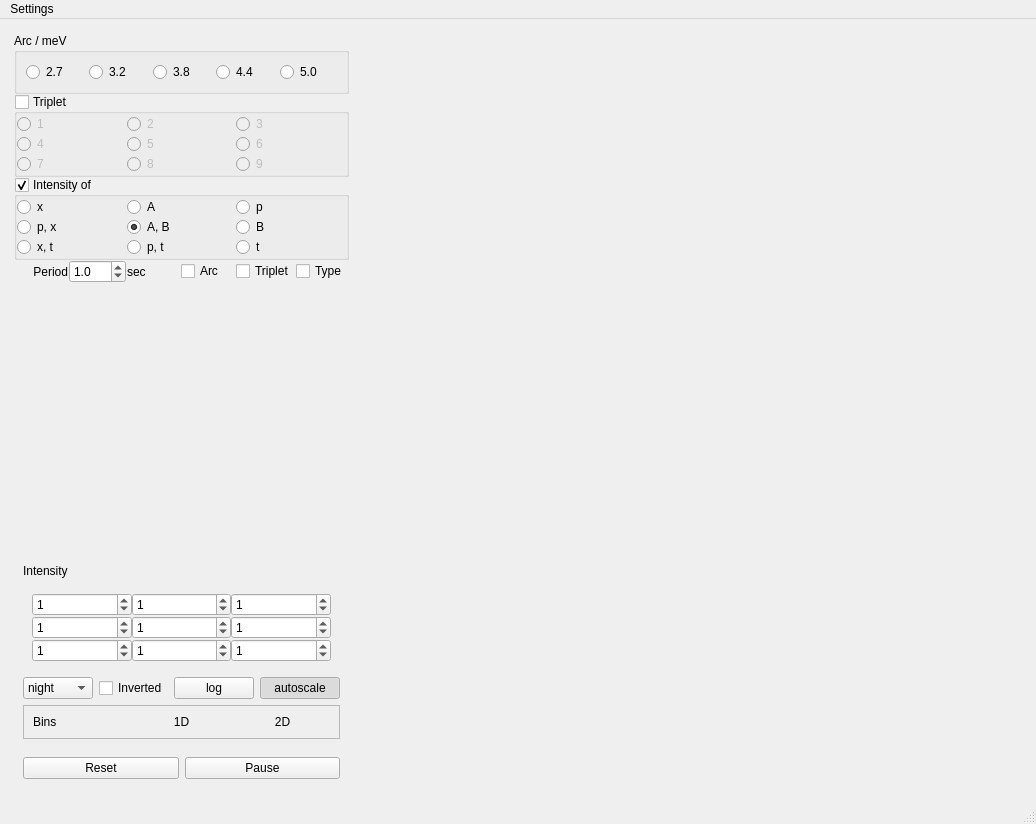
g5t/daqlite, file src/fylgje/fylgje_window.ui: the form before one commit.
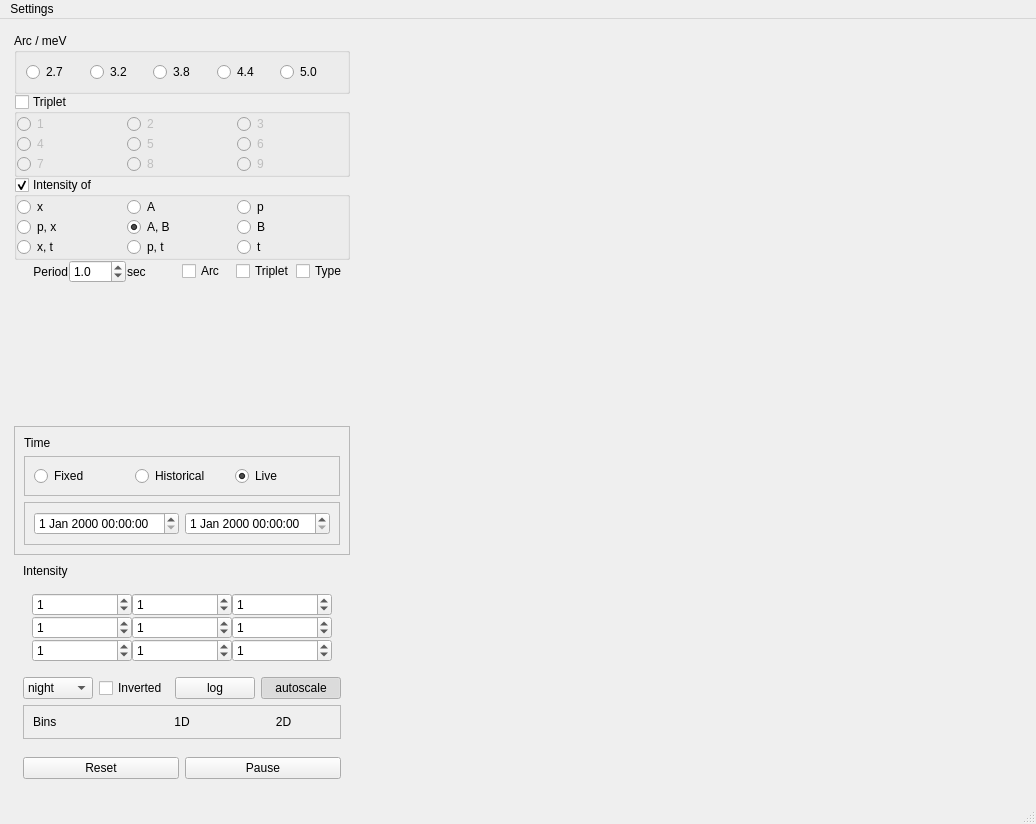
The form after the commit.

Patch:
```diff
--- a/src/fylgje/fylgje_window.ui
+++ b/src/fylgje/fylgje_window.ui
@@ -75,106 +75,83 @@
        <property name="spacing">
         <number>0</number>
        </property>
-       <item row="1" column="1">
-        <widget class="QGroupBox" name="tripletBox">
-         <property name="sizePolicy">
-          <sizepolicy hsizetype="Preferred" vsizetype="Fixed">
-           <horstretch>0</horstretch>
-           <verstretch>0</verstretch>
-          </sizepolicy>
-         </property>
-         <property name="title">
-          <string>Triplet</string>
-         </property>
-         <property name="checkable">
-          <bool>true</bool>
-         </property>
-         <property name="checked">
-          <bool>false</bool>
-         </property>
-         <layout class="QGridLayout" name="gridLayout_8">
-          <property name="leftMargin">
-           <number>0</number>
-          </property>
-          <property name="topMargin">
-           <number>0</number>
-          </property>
-          <property name="rightMargin">
-           <number>0</number>
-          </property>
-          <property name="bottomMargin">
-           <number>0</number>
-          </property>
+       <item row="4" column="0">
+        <layout class="QHBoxLayout" name="horizontalLayout">
           <property name="spacing">
-           <number>0</number>
-          </property>
-          <item row="0" column="1">
-           <widget class="QRadioButton" name="tripRadio2">
+          <number>1</number>
+         </property>
+         <item>
+          <widget class="QLabel" name="labelPeriod">
             <property name="text">
-             <string>2</string>
-            </property>
-           </widget>
-          </item>
-          <item row="0" column="0">
-           <widget class="QRadioButton" name="tripRadio1">
-            <property name="text">
-             <string>1</string>
+            <string>Period</string>
+           </property>
+           <property name="alignment">
+            <set>Qt::AlignmentFlag::AlignRight|Qt::AlignmentFlag::AlignTrailing|Qt::AlignmentFlag::AlignVCenter</set>
             </property>
            </widget>
           </item>
-          <item row="6" column="0">
-           <widget class="QRadioButton" name="tripRadio7">
-            <property name="text">
-             <string>7</string>
-            </property>
-           </widget>
-          </item>
-          <item row="3" column="0">
-           <widget class="QRadioButton" name="tripRadio4">
-            <property name="text">
-             <string>4</string>
-            </property>
-           </widget>
-          </item>
-          <item row="0" column="2">
-           <widget class="QRadioButton" name="tripRadio3">
-            <property name="text">
-             <string>3</string>
-            </property>
-           </widget>
-          </item>
-          <item row="3" column="1">
-           <widget class="QRadioButton" name="tripRadio5">
+         <item>
+          <widget class="QDoubleSpinBox" name="arcPeriodSpin">
+           <property name="buttonSymbols">
+            <enum>QAbstractSpinBox::ButtonSymbols::UpDownArrows</enum>
+           </property>
+           <property name="decimals">
+            <number>1</number>
+           </property>
+           <property name="minimum">
+            <double>0.200000000000000</double>
+           </property>
+           <property name="maximum">
+            <double>300.000000000000000</double>
+           </property>
+           <property name="singleStep">
+            <double>0.200000000000000</double>
+           </property>
+           <property name="stepType">
+            <enum>QAbstractSpinBox::StepType::DefaultStepType</enum>
+           </property>
+           <property name="value">
+            <double>1.000000000000000</double>
+           </property>
+          </widget>
+         </item>
+         <item>
+          <widget class="QLabel" name="arcPeriodName">
             <property name="text">
-             <string>5</string>
+            <string>sec</string>
             </property>
            </widget>
           </item>
-          <item row="3" column="2">
-           <widget class="QRadioButton" name="tripRadio6">
+         <item>
+          <widget class="QCheckBox" name="arcCycleCheck">
+           <property name="layoutDirection">
+            <enum>Qt::LayoutDirection::LeftToRight</enum>
+           </property>
             <property name="text">
-             <string>6</string>
-            </property>
-           </widget>
-          </item>
-          <item row="6" column="1">
-           <widget class="QRadioButton" name="tripRadio8">
+            <string>Arc</string>
+           </property>
+           <property name="tristate">
+            <bool>false</bool>
+           </property>
+          </widget>
+         </item>
+         <item>
+          <widget class="QCheckBox" name="tripletCycleCheck">
             <property name="text">
-             <string>8</string>
+            <string>Triplet</string>
             </property>
            </widget>
           </item>
-          <item row="6" column="2">
-           <widget class="QRadioButton" name="tripRadio9">
+         <item>
+          <widget class="QCheckBox" name="typeCycleCheck">
             <property name="text">
-             <string>9</string>
+            <string>Type</string>
             </property>
            </widget>
           </item>
          </layout>
-        </widget>
        </item>
-       <item row="6" column="1">
+       <item row="7" column="0">
         <widget class="QFrame" name="frame_3">
          <property name="sizePolicy">
           <sizepolicy hsizetype="Preferred" vsizetype="Maximum">
@@ -477,7 +454,106 @@
          </layout>
         </widget>
        </item>
-       <item row="5" column="1">
+       <item row="1" column="0">
+        <widget class="QGroupBox" name="tripletBox">
+         <property name="sizePolicy">
+          <sizepolicy hsizetype="Preferred" vsizetype="Fixed">
+           <horstretch>0</horstretch>
+           <verstretch>0</verstretch>
+          </sizepolicy>
+         </property>
+         <property name="title">
+          <string>Triplet</string>
+         </property>
+         <property name="checkable">
+          <bool>true</bool>
+         </property>
+         <property name="checked">
+          <bool>false</bool>
+         </property>
+         <layout class="QGridLayout" name="gridLayout_8">
+          <property name="leftMargin">
+           <number>0</number>
+          </property>
+          <property name="topMargin">
+           <number>0</number>
+          </property>
+          <property name="rightMargin">
+           <number>0</number>
+          </property>
+          <property name="bottomMargin">
+           <number>0</number>
+          </property>
+          <property name="spacing">
+           <number>0</number>
+          </property>
+          <item row="0" column="1">
+           <widget class="QRadioButton" name="tripRadio2">
+            <property name="text">
+             <string>2</string>
+            </property>
+           </widget>
+          </item>
+          <item row="0" column="0">
+           <widget class="QRadioButton" name="tripRadio1">
+            <property name="text">
+             <string>1</string>
+            </property>
+           </widget>
+          </item>
+          <item row="6" column="0">
+           <widget class="QRadioButton" name="tripRadio7">
+            <property name="text">
+             <string>7</string>
+            </property>
+           </widget>
+          </item>
+          <item row="3" column="0">
+           <widget class="QRadioButton" name="tripRadio4">
+            <property name="text">
+             <string>4</string>
+            </property>
+           </widget>
+          </item>
+          <item row="0" column="2">
+           <widget class="QRadioButton" name="tripRadio3">
+            <property name="text">
+             <string>3</string>
+            </property>
+           </widget>
+          </item>
+          <item row="3" column="1">
+           <widget class="QRadioButton" name="tripRadio5">
+            <property name="text">
+             <string>5</string>
+            </property>
+           </widget>
+          </item>
+          <item row="3" column="2">
+           <widget class="QRadioButton" name="tripRadio6">
+            <property name="text">
+             <string>6</string>
+            </property>
+           </widget>
+          </item>
+          <item row="6" column="1">
+           <widget class="QRadioButton" name="tripRadio8">
+            <property name="text">
+             <string>8</string>
+            </property>
+           </widget>
+          </item>
+          <item row="6" column="2">
+           <widget class="QRadioButton" name="tripRadio9">
+            <property name="text">
+             <string>9</string>
+            </property>
+           </widget>
+          </item>
+         </layout>
+        </widget>
+       </item>
+       <item row="5" column="0">
         <spacer name="verticalSpacer_2">
          <property name="orientation">
           <enum>Qt::Orientation::Vertical</enum>
@@ -490,7 +566,39 @@
          </property>
         </spacer>
        </item>
+       <item row="8" column="0">
+        <widget class="QFrame" name="frame">
+         <property name="sizePolicy">
+          <sizepolicy hsizetype="Preferred" vsizetype="Maximum">
+           <horstretch>0</horstretch>
+           <verstretch>0</verstretch>
+          </sizepolicy>
+         </property>
+         <property name="frameShape">
+          <enum>QFrame::Shape::NoFrame</enum>
+         </property>
+         <layout class="QGridLayout" name="gridLayout_7">
+          <item row="0" column="0">
+           <widget class="QPushButton" name="resetButton">
+            <property name="text">
+             <string>Reset</string>
+            </property>
+           </widget>
+          </item>
        <item row="0" column="1">
+           <widget class="QPushButton" name="pauseButton">
+            <property name="text">
+             <string>Pause</string>
+            </property>
+            <property name="checkable">
+             <bool>true</bool>
+            </property>
+           </widget>
+          </item>
+         </layout>
+        </widget>
+       </item>
+       <item row="0" column="0">
         <widget class="QFrame" name="frame_2">
          <property name="sizePolicy">
           <sizepolicy hsizetype="Preferred" vsizetype="Fixed">
@@ -571,39 +679,7 @@
          </layout>
         </widget>
        </item>
-       <item row="9" column="1">
-        <widget class="QFrame" name="frame">
-         <property name="sizePolicy">
-          <sizepolicy hsizetype="Preferred" vsizetype="Maximum">
-           <horstretch>0</horstretch>
-           <verstretch>0</verstretch>
-          </sizepolicy>
-         </property>
-         <property name="frameShape">
-          <enum>QFrame::Shape::NoFrame</enum>
-         </property>
-         <layout class="QGridLayout" name="gridLayout_7">
-          <item row="0" column="0">
-           <widget class="QPushButton" name="resetButton">
-            <property name="text">
-             <string>Reset</string>
-            </property>
-           </widget>
-          </item>
-          <item row="0" column="1">
-           <widget class="QPushButton" name="pauseButton">
-            <property name="text">
-             <string>Pause</string>
-            </property>
-            <property name="checkable">
-             <bool>true</bool>
-            </property>
-           </widget>
-          </item>
-         </layout>
-        </widget>
-       </item>
-       <item row="3" column="1">
+       <item row="3" column="0">
         <widget class="QGroupBox" name="intTypeBox">
          <property name="sizePolicy">
           <sizepolicy hsizetype="Preferred" vsizetype="Maximum">
@@ -705,81 +781,78 @@
          </layout>
         </widget>
        </item>
-       <item row="4" column="1">
-        <layout class="QHBoxLayout" name="horizontalLayout">
-         <property name="spacing">
-          <number>1</number>
+       <item row="6" column="0">
+        <widget class="QFrame" name="timeFrame">
+         <property name="frameShape">
+          <enum>QFrame::Shape::StyledPanel</enum>
          </property>
-         <item>
-          <widget class="QLabel" name="labelPeriod">
-           <property name="text">
-            <string>Period</string>
-           </property>
-           <property name="alignment">
-            <set>Qt::AlignmentFlag::AlignRight|Qt::AlignmentFlag::AlignTrailing|Qt::AlignmentFlag::AlignVCenter</set>
-           </property>
-          </widget>
-         </item>
+         <property name="frameShadow">
+          <enum>QFrame::Shadow::Raised</enum>
+         </property>
+         <layout class="QGridLayout" name="gridLayout_9">
+          <item row="1" column="0">
+           <widget class="QFrame" name="timeFrameChoice">
+            <property name="frameShape">
+             <enum>QFrame::Shape::StyledPanel</enum>
+            </property>
+            <property name="frameShadow">
+             <enum>QFrame::Shadow::Raised</enum>
+            </property>
+            <layout class="QHBoxLayout" name="horizontalLayout_4">
          <item>
-          <widget class="QDoubleSpinBox" name="arcPeriodSpin">
-           <property name="buttonSymbols">
-            <enum>QAbstractSpinBox::ButtonSymbols::UpDownArrows</enum>
-           </property>
-           <property name="decimals">
-            <number>1</number>
-           </property>
-           <property name="minimum">
-            <double>0.200000000000000</double>
-           </property>
-           <property name="maximum">
-            <double>300.000000000000000</double>
-           </property>
-           <property name="singleStep">
-            <double>0.200000000000000</double>
-           </property>
-           <property name="stepType">
-            <enum>QAbstractSpinBox::StepType::DefaultStepType</enum>
-           </property>
-           <property name="value">
-            <double>1.000000000000000</double>
-           </property>
+              <widget class="QRadioButton" name="timeFixed">
+               <property name="text">
+                <string>Fixed</string>
+               </property>
           </widget>
          </item>
          <item>
-          <widget class="QLabel" name="arcPeriodName">
+              <widget class="QRadioButton" name="timeHistorical">
            <property name="text">
-            <string>sec</string>
+                <string>Historical</string>
            </property>
           </widget>
          </item>
          <item>
-          <widget class="QCheckBox" name="arcCycleCheck">
-           <property name="layoutDirection">
-            <enum>Qt::LayoutDirection::LeftToRight</enum>
-           </property>
+              <widget class="QRadioButton" name="timeLive">
            <property name="text">
-            <string>Arc</string>
-           </property>
-           <property name="tristate">
-            <bool>false</bool>
+                <string>Live</string>
+               </property>
+               <property name="checked">
+                <bool>true</bool>
            </property>
           </widget>
          </item>
-         <item>
-          <widget class="QCheckBox" name="tripletCycleCheck">
+            </layout>
+           </widget>
+          </item>
+          <item row="0" column="0">
+           <widget class="QLabel" name="timeLabel">
            <property name="text">
-            <string>Triplet</string>
+             <string>Time</string>
            </property>
           </widget>
          </item>
-         <item>
-          <widget class="QCheckBox" name="typeCycleCheck">
-           <property name="text">
-            <string>Type</string>
-           </property>
+          <item row="2" column="0">
+           <widget class="QFrame" name="timePoints">
+            <property name="frameShape">
+             <enum>QFrame::Shape::StyledPanel</enum>
+            </property>
+            <property name="frameShadow">
+             <enum>QFrame::Shadow::Raised</enum>
+            </property>
+            <layout class="QHBoxLayout" name="horizontalLayout_3">
+             <item>
+              <widget class="QDateTimeEdit" name="timeBeginning"/>
+             </item>
+             <item>
+              <widget class="QDateTimeEdit" name="timeEnding"/>
+             </item>
+            </layout>
           </widget>
          </item>
         </layout>
+        </widget>
        </item>
       </layout>
      </widget>
```
Lines whose indentation alone changed are shown as unchanged.
